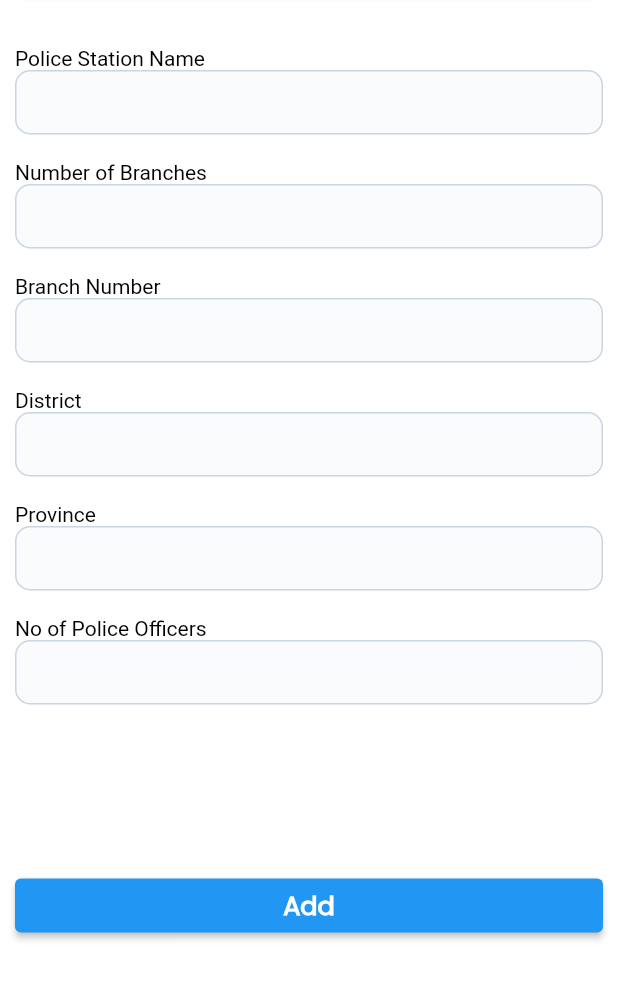
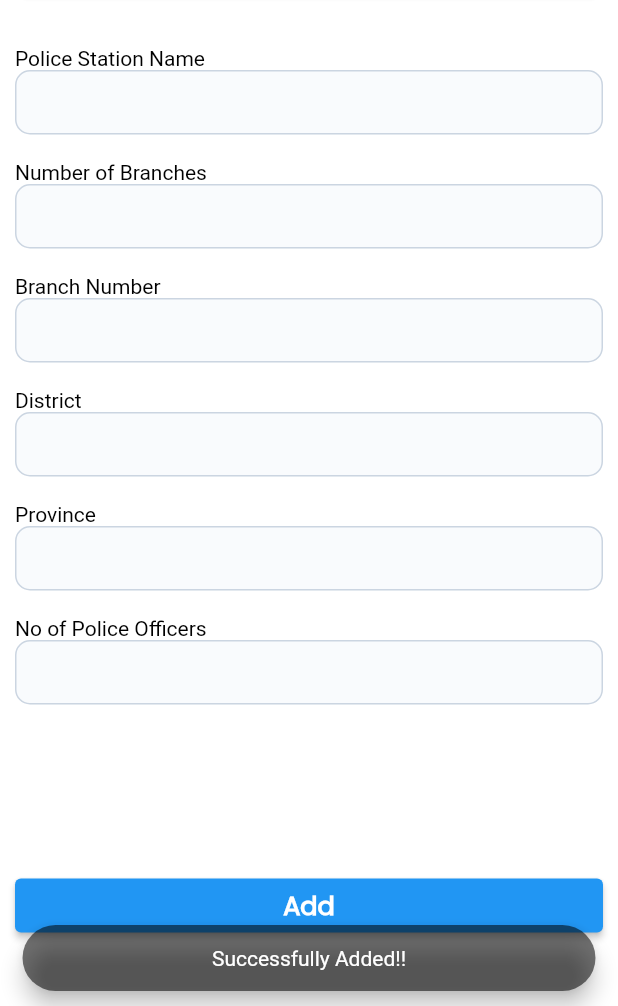
Before and after one commit to AmnaZafar43/CS27_Crime_Detection, a Flutter app: the AddPoliceStation screen opened directly, after a tap on "Add", on a phone screen of 412 x 824 dp, the part 230-1236 px from its top. Run offline on Flutter 3.47's test engine with Material 2 defaults, Android fonts, the phone set to English and light mode, and no system bars; our stand-ins replace cloud_firestore, firebase_auth, firebase_core; accounts and stored records are empty; Roboto replaces fonts that are missing (Gilroy-Medium).

Commit message:
Add Police Station Module
This commit adds the functionality of add police station which will add a new police station with working backend in firebase

```diff
--- a/crime_detection/lib/main.dart
+++ b/crime_detection/lib/main.dart
@@ -1,5 +1,6 @@
 import 'package:crime_detection/windows/add_criminal.dart';
 import 'package:crime_detection/windows/add_officer.dart';
+import 'package:crime_detection/windows/add_police_station.dart';
 import 'package:crime_detection/windows/civilian_dashboard.dart';
 import 'package:crime_detection/windows/cover_page.dart';
 import 'package:crime_detection/windows/officer_details.dart';
@@ -29,7 +30,7 @@ class MyApp extends StatelessWidget {
       theme: ThemeData.dark().copyWith(
         scaffoldBackgroundColor: const Color.fromARGB(255, 255, 255, 255),
       ),
-      home: ViewOfficer(),
+      home: AddPoliceStation(),
     );
   }
 }
--- a/crime_detection/lib/windows/add_police_station.dart
+++ b/crime_detection/lib/windows/add_police_station.dart
@@ -1,19 +1,41 @@
+import 'package:cloud_firestore/cloud_firestore.dart';
 import 'package:crime_detection/windows/crime_type.dart';
 import 'package:flutter/material.dart';
+import '../utils/toast.dart';
 
-class AddPoliceStation extends StatelessWidget {
+class AddPoliceStation extends StatefulWidget {
   const AddPoliceStation({super.key});
+
+  @override
+  State<AddPoliceStation> createState() => _AddPoliceStationState();
+}
+
+class _AddPoliceStationState extends State<AddPoliceStation> {
+  final fireStore = FirebaseFirestore.instance.collection('PoliceStation');
+
+  final TextEditingController _Name = TextEditingController();
+
+  final TextEditingController _noOfBranches = TextEditingController();
+
+  final TextEditingController _branchNumber = TextEditingController();
+
+  final TextEditingController _district = TextEditingController();
+
+  final TextEditingController _province = TextEditingController();
+
+  final TextEditingController _noOfPoliceOfficer = TextEditingController();
+
 
   @override
   Widget build(BuildContext context) {
     return Scaffold(
       appBar: AppBar(
-        backgroundColor: Color(0xFF52B6DF),
+        backgroundColor:const Color(0xFF52B6DF),
         title: const Text('Police Station'),
         centerTitle: true,
         leading: IconButton(
           color: Colors.white,
-          icon: Icon(Icons.arrow_back),
+          icon: const Icon(Icons.arrow_back),
           onPressed: () {
             Navigator.push(context,
                 MaterialPageRoute(builder: (context) => const SelectCrime()));
@@ -26,9 +48,9 @@ class AddPoliceStation extends StatelessWidget {
           child: Column(
             crossAxisAlignment: CrossAxisAlignment.stretch,
             children: [
-              Padding(
+              const Padding(
                   padding: EdgeInsets.symmetric(horizontal: 7, vertical: 7)),
-              Text(
+              const Text(
                 'Please fill out the relevant information in each section.',
                 style: TextStyle(
                   color: Color(0xFF737373),
@@ -60,6 +82,7 @@ class AddPoliceStation extends StatelessWidget {
                 style: TextStyle(color: Colors.black),
               ),
               TextField(
+                controller: _Name,
                 style: TextStyle(color: Colors.black),
                 decoration: InputDecoration(
                   isDense: true,
@@ -85,6 +108,7 @@ class AddPoliceStation extends StatelessWidget {
                 style: TextStyle(color: Colors.black),
               ),
               TextField(
+                controller: _noOfBranches,
                 style: TextStyle(color: Colors.black),
                 decoration: InputDecoration(
                   isDense: true,
@@ -110,6 +134,7 @@ class AddPoliceStation extends StatelessWidget {
                 style: TextStyle(color: Colors.black),
               ),
               TextField(
+                controller: _branchNumber,
                 style: TextStyle(color: Colors.black),
                 decoration: InputDecoration(
                   isDense: true,
@@ -135,6 +160,7 @@ class AddPoliceStation extends StatelessWidget {
                 style: TextStyle(color: Colors.black),
               ),
               TextField(
+                controller: _district,
                 style: TextStyle(color: Colors.black),
                 decoration: InputDecoration(
                   isDense: true,
@@ -160,6 +186,7 @@ class AddPoliceStation extends StatelessWidget {
                 style: TextStyle(color: Colors.black),
               ),
               TextField(
+                controller: _province,
                 style: TextStyle(color: Colors.black),
                 decoration: InputDecoration(
                   isDense: true,
@@ -185,6 +212,7 @@ class AddPoliceStation extends StatelessWidget {
                 style: TextStyle(color: Colors.black),
               ),
               TextField(
+                controller: _noOfPoliceOfficer,
                 style: TextStyle(color: Colors.black),
                 decoration: InputDecoration(
                   isDense: true,
@@ -206,9 +234,33 @@ class AddPoliceStation extends StatelessWidget {
               SizedBox(height: 110),
               ElevatedButton(
                 onPressed: () {
-                  // Add functionality for the button
+                  try {
+                    String id =
+                        DateTime.now().millisecondsSinceEpoch.toString();
+                    fireStore.doc(id).set({
+                      'Police Station Name': _Name.text.toString(),
+                      'Number of Branches': _noOfBranches.text.toString(),
+                      'Branch Number': _branchNumber.text.toString(),
+                      'District': _district.text.toString(),
+                      'Province': _province.text.toString(),
+                      'Number of Police Officers': _noOfPoliceOfficer.text.toString(),
+                      'id': id,
+                      'createAt': DateTime.now(),
+                      'updateAt': DateTime.now(),
+                      'active': true,
+                    }).then((value) {
+                      Utils().showToast(context, 'Successfully Added!!');
+                    }).onError((error, stackTrace) {
+                      Utils().showToast(context, error.toString());
+                    });
+                  } catch (e) {
+                    Utils().showToast(
+                      context,
+                      e.toString(),
+                    );
+                  }
                 },
-                child: Text(
+                child: const Text(
                   'Add',
                   style: TextStyle(
                     color: Colors.white,
@@ -234,7 +286,7 @@ class AddPoliceStation extends StatelessWidget {
         children: [
           Text(
             label,
-            style: TextStyle(
+            style: const TextStyle(
               color: Color(0xFF737373),
               fontSize: 15,
               fontFamily: 'Gilroy-Medium',
@@ -242,7 +294,7 @@ class AddPoliceStation extends StatelessWidget {
               height: 1.5,
             ),
           ),
-          TextField(
+          const TextField(
               // Add text field properties
               ),
         ],
```
